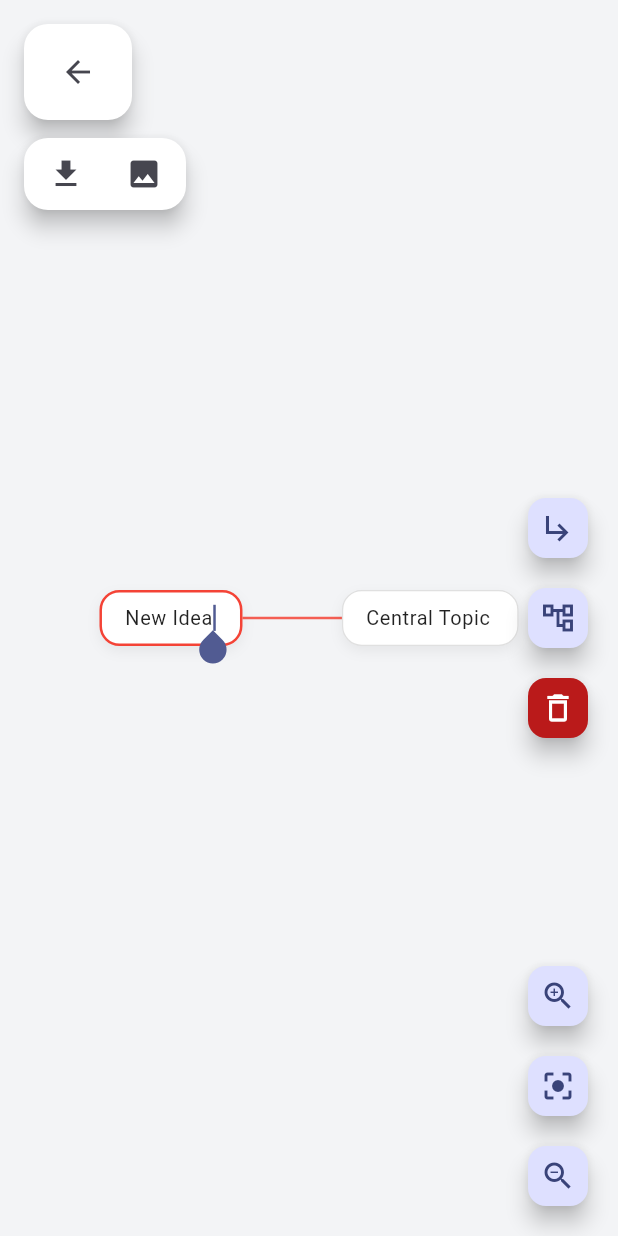
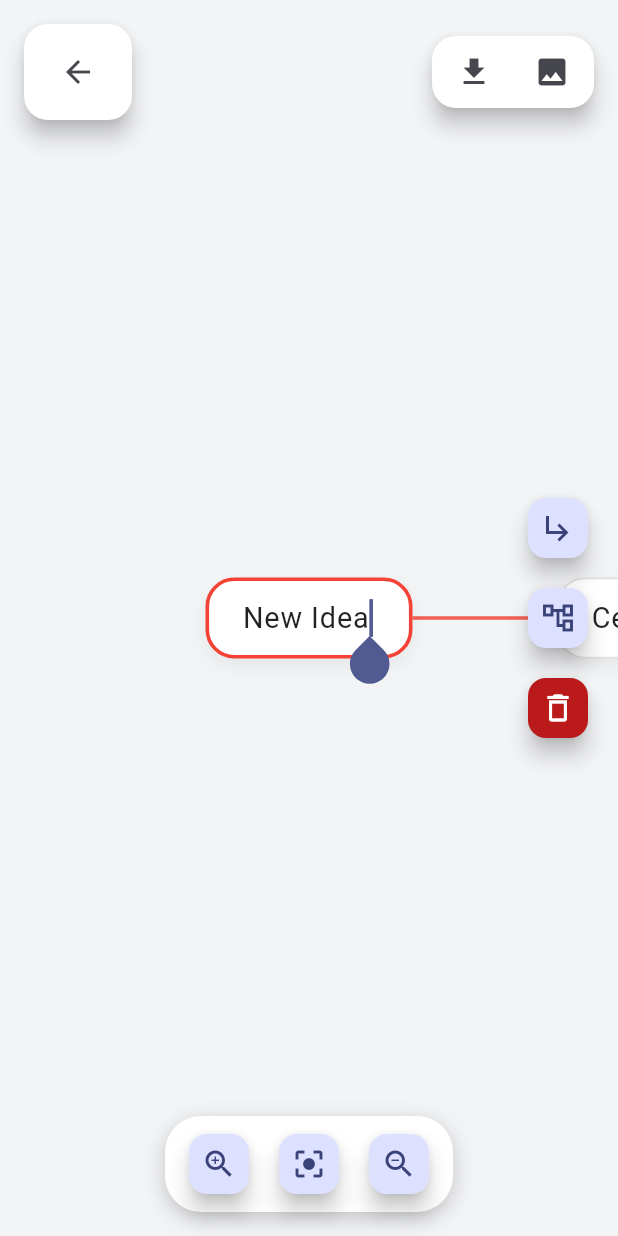
Before and after one commit to twilker/mindmap, a Flutter app: the MindMapEditorPage screen opened directly with empty values, after a tap on the "subdirectory arrow right" icon, on a phone screen of 412 x 824 dp. Run offline on Flutter 3.47's test engine with Material 3 defaults, Android fonts, the phone set to English and light mode, and no system bars; our stand-ins replace file_picker, flutter_riverpod, hive_flutter; missing offline and left inert: universal_html; accounts and stored records are empty.

Commit message:
Refine responsive controls and focus handling

```diff
--- a/lib/src/screens/mind_map_editor_page.dart
+++ b/lib/src/screens/mind_map_editor_page.dart
@@ -170,14 +170,7 @@ class _MindMapEditorPageState extends ConsumerState<MindMapEditorPage> {
           builder: (context, constraints) {
             final isCompact = constraints.maxWidth < 720;
             final header = _buildHeader(mapName, showName: !isCompact);
-            final toolbar = _buildToolbar(isCompact);
-            if (isCompact) {
-              return Column(
-                mainAxisSize: MainAxisSize.min,
-                crossAxisAlignment: CrossAxisAlignment.start,
-                children: [header, const SizedBox(height: 12), toolbar],
-              );
-            }
+            final toolbar = _buildToolbar();
             return Row(children: [header, const Spacer(), toolbar]);
           },
         ),
@@ -222,7 +215,7 @@ class _MindMapEditorPageState extends ConsumerState<MindMapEditorPage> {
     );
   }
 
-  Widget _buildToolbar(bool isCompact) {
+  Widget _buildToolbar() {
     return Material(
       color: Colors.white,
       elevation: 6,
@@ -232,7 +225,7 @@ class _MindMapEditorPageState extends ConsumerState<MindMapEditorPage> {
         child: Wrap(
           spacing: 4,
           runSpacing: 4,
-          alignment: isCompact ? WrapAlignment.start : WrapAlignment.end,
+          alignment: WrapAlignment.end,
           children: [
             IconButton(
               icon: const Icon(Icons.file_download),
@@ -253,12 +246,25 @@ class _MindMapEditorPageState extends ConsumerState<MindMapEditorPage> {
   Widget _buildViewControls(double keyboardInset) {
     return SafeArea(
       top: false,
-      left: false,
       child: Align(
-        alignment: Alignment.bottomRight,
+        alignment: Alignment.bottomCenter,
         child: Padding(
-          padding: EdgeInsets.only(right: 16, bottom: 16 + keyboardInset),
-          child: Column(
+          padding: EdgeInsets.only(bottom: 16 + keyboardInset),
+          child: DecoratedBox(
+            decoration: BoxDecoration(
+              color: Colors.white,
+              borderRadius: BorderRadius.circular(24),
+              boxShadow: const [
+                BoxShadow(
+                  color: Color(0x33000000),
+                  blurRadius: 12,
+                  offset: Offset(0, 4),
+                ),
+              ],
+            ),
+            child: Padding(
+              padding: const EdgeInsets.symmetric(horizontal: 12, vertical: 8),
+              child: Row(
                 mainAxisSize: MainAxisSize.min,
                 children: [
                   _floatingActionButton(
@@ -267,14 +273,14 @@ class _MindMapEditorPageState extends ConsumerState<MindMapEditorPage> {
                     tooltip: 'Zoom in',
                     onPressed: _viewController.zoomIn,
                   ),
-              const SizedBox(height: 12),
+                  const SizedBox(width: 12),
                   _floatingActionButton(
                     heroTag: 'view_reset',
                     icon: Icons.center_focus_strong,
                     tooltip: 'Reset view',
                     onPressed: _viewController.resetView,
                   ),
-              const SizedBox(height: 12),
+                  const SizedBox(width: 12),
                   _floatingActionButton(
                     heroTag: 'view_zoom_out',
                     icon: Icons.zoom_out,
@@ -282,6 +288,8 @@ class _MindMapEditorPageState extends ConsumerState<MindMapEditorPage> {
                     onPressed: _viewController.zoomOut,
                   ),
                 ],
+              ),
+            ),
           ),
         ),
       ),
@@ -313,8 +321,10 @@ class _MindMapEditorPageState extends ConsumerState<MindMapEditorPage> {
                 icon: Icons.subdirectory_arrow_right,
                 tooltip: 'Add child',
                 onPressed: () {
-                  notifier.addChild(selectedId);
-                  notifier.requestAutoFit();
+                  final newId = notifier.addChild(selectedId);
+                  if (newId != null) {
+                    _viewController.focusOnNode(newId);
+                  }
                 },
               ),
               const SizedBox(height: 12),
@@ -323,8 +333,10 @@ class _MindMapEditorPageState extends ConsumerState<MindMapEditorPage> {
                 icon: Icons.account_tree_outlined,
                 tooltip: 'Add sibling',
                 onPressed: () {
-                  notifier.addSibling(selectedId);
-                  notifier.requestAutoFit();
+                  final newId = notifier.addSibling(selectedId);
+                  if (newId != null) {
+                    _viewController.focusOnNode(newId);
+                  }
                 },
               ),
               const SizedBox(height: 12),
--- a/lib/src/widgets/mind_map_view.dart
+++ b/lib/src/widgets/mind_map_view.dart
@@ -27,6 +27,9 @@ class MindMapViewController {
   void zoomOut() => _state?._handleExternalZoom(0.8);
 
   void resetView() => _state?._resetView();
+
+  void focusOnNode(String id, {double scale = 1.2}) =>
+      _state?._focusOnNode(id, scale: scale);
 }
 
 class MindMapView extends ConsumerStatefulWidget {
@@ -38,19 +41,25 @@ class MindMapView extends ConsumerStatefulWidget {
   ConsumerState<MindMapView> createState() => _MindMapViewState();
 }
 
-class _MindMapViewState extends ConsumerState<MindMapView> with SingleTickerProviderStateMixin {
+class _MindMapViewState extends ConsumerState<MindMapView>
+    with SingleTickerProviderStateMixin {
   late final TransformationController _controller;
   late final AnimationController _animationController;
   Animation<Matrix4>? _animation;
   int _lastAutoFitVersion = -1;
   Matrix4? _homeTransform;
   Size? _viewportSize;
+  String? _pendingFocusNodeId;
+  double? _pendingFocusScale;
 
   @override
   void initState() {
     super.initState();
     _controller = TransformationController();
-    _animationController = AnimationController(vsync: this, duration: const Duration(milliseconds: 320));
+    _animationController = AnimationController(
+      vsync: this,
+      duration: const Duration(milliseconds: 320),
+    );
     widget.controller?._attach(this);
   }
 
@@ -82,7 +91,9 @@ class _MindMapViewState extends ConsumerState<MindMapView> with SingleTickerProv
     _animation?.removeListener(_applyAnimatedValue);
     _animationController.stop();
     final tween = Matrix4Tween(begin: _controller.value, end: target);
-    _animation = tween.animate(CurvedAnimation(parent: _animationController, curve: Curves.easeInOut));
+    _animation = tween.animate(
+      CurvedAnimation(parent: _animationController, curve: Curves.easeInOut),
+    );
     _animation!.addListener(_applyAnimatedValue);
     _animationController
       ..reset()
@@ -116,6 +127,16 @@ class _MindMapViewState extends ConsumerState<MindMapView> with SingleTickerProv
     _zoomBy(factor, viewportSize);
   }
 
+  void _focusOnNode(String id, {double scale = 1.2}) {
+    if (!mounted) {
+      return;
+    }
+    setState(() {
+      _pendingFocusNodeId = id;
+      _pendingFocusScale = scale;
+    });
+  }
+
   @override
   Widget build(BuildContext context) {
     final mindMapState = ref.watch(mindMapProvider);
@@ -124,7 +145,10 @@ class _MindMapViewState extends ConsumerState<MindMapView> with SingleTickerProv
       textScaler: MediaQuery.textScalerOf(context),
     );
     final layout = layoutEngine.layout(mindMapState.root);
-    final origin = Offset(-layout.bounds.left + boundsMargin, -layout.bounds.top + boundsMargin);
+    final origin = Offset(
+      -layout.bounds.left + boundsMargin,
+      -layout.bounds.top + boundsMargin,
+    );
     final contentSize = Size(
       layout.bounds.width + boundsMargin * 2,
       layout.bounds.height + boundsMargin * 2,
@@ -138,20 +162,22 @@ class _MindMapViewState extends ConsumerState<MindMapView> with SingleTickerProv
       builder: (context, constraints) {
         final viewportSize = Size(constraints.maxWidth, constraints.maxHeight);
         _viewportSize = viewportSize;
-        _maybeAutoFit(
-          mindMapState,
-          layout,
-          origin,
-          viewportSize,
-        );
+        _maybeAutoFit(mindMapState, layout, origin, viewportSize);
+        _maybeFocusPending(layout, origin, viewportSize);
 
         return _buildInteractiveViewer(layout, origin, contentSize);
       },
     );
   }
 
-  Widget _buildInteractiveViewer(MindMapLayoutResult layout, Offset origin, Size contentSize) {
-    final selectedId = ref.watch(mindMapProvider.select((s) => s.selectedNodeId));
+  Widget _buildInteractiveViewer(
+    MindMapLayoutResult layout,
+    Offset origin,
+    Size contentSize,
+  ) {
+    final selectedId = ref.watch(
+      mindMapProvider.select((s) => s.selectedNodeId),
+    );
     final nodes = layout.nodes.values.toList();
 
     return InteractiveViewer(
@@ -179,7 +205,12 @@ class _MindMapViewState extends ConsumerState<MindMapView> with SingleTickerProv
                   child: MindMapNodeCard(
                     data: data,
                     isSelected: data.node.id == selectedId,
-                    accentColor: branchColors[(data.branchIndex >= 0 ? data.branchIndex : 0) % branchColors.length],
+                    accentColor:
+                        branchColors[(data.branchIndex >= 0
+                                ? data.branchIndex
+                                : 0) %
+                            branchColors.length],
+                    onRequestFocusOnNode: widget.controller?.focusOnNode,
                   ),
                 ),
               ),
@@ -215,6 +246,37 @@ class _MindMapViewState extends ConsumerState<MindMapView> with SingleTickerProv
     _homeTransform = matrix.clone();
     _animateTo(matrix);
   }
+
+  void _maybeFocusPending(
+    MindMapLayoutResult layout,
+    Offset origin,
+    Size viewportSize,
+  ) {
+    final targetId = _pendingFocusNodeId;
+    if (targetId == null || layout.isEmpty) {
+      return;
+    }
+    final data = layout.nodes[targetId];
+    if (data == null) {
+      return;
+    }
+    final desiredScale = (_pendingFocusScale ?? 1.2).clamp(
+      zoomMinScale,
+      zoomMaxScale,
+    );
+    final center = Offset(
+      data.center.dx + origin.dx,
+      data.center.dy + origin.dy,
+    );
+    final offsetX = viewportSize.width / 2 - desiredScale * center.dx;
+    final offsetY = viewportSize.height / 2 - desiredScale * center.dy;
+    final matrix = Matrix4.identity()
+      ..translateByVector3(vm.Vector3(offsetX, offsetY, 0))
+      ..scaleByVector3(vm.Vector3(desiredScale, desiredScale, 1));
+    _pendingFocusNodeId = null;
+    _pendingFocusScale = null;
+    _animateTo(matrix);
+  }
 }
 
 class _ConnectorPainter extends CustomPainter {
@@ -235,21 +297,29 @@ class _ConnectorPainter extends CustomPainter {
       if (parent == null) {
         continue;
       }
-      final color = branchColors[(data.branchIndex >= 0 ? data.branchIndex : 0) % branchColors.length];
+      final color =
+          branchColors[(data.branchIndex >= 0 ? data.branchIndex : 0) %
+              branchColors.length];
       final paint = Paint()
         ..style = PaintingStyle.stroke
         ..strokeWidth = 2.0
         ..color = color.withValues(alpha: color.a * 0.85);
 
       final start = Offset(
-        parent.center.dx + origin.dx + (data.isLeft ? -parent.size.width / 2 : parent.size.width / 2),
+        parent.center.dx +
+            origin.dx +
+            (data.isLeft ? -parent.size.width / 2 : parent.size.width / 2),
         parent.center.dy + origin.dy,
       );
       final end = Offset(
-        data.center.dx + origin.dx + (data.isLeft ? data.size.width / 2 : -data.size.width / 2),
+        data.center.dx +
+            origin.dx +
+            (data.isLeft ? data.size.width / 2 : -data.size.width / 2),
         data.center.dy + origin.dy,
       );
-      final controlOffset = data.isLeft ? -nodeHorizontalGap / 2 : nodeHorizontalGap / 2;
+      final controlOffset = data.isLeft
+          ? -nodeHorizontalGap / 2
+          : nodeHorizontalGap / 2;
       final path = Path()
         ..moveTo(start.dx, start.dy)
         ..cubicTo(
--- a/lib/src/widgets/node_card.dart
+++ b/lib/src/widgets/node_card.dart
@@ -11,12 +11,14 @@ class MindMapNodeCard extends ConsumerStatefulWidget {
     required this.data,
     required this.isSelected,
     required this.accentColor,
+    this.onRequestFocusOnNode,
     super.key,
   });
 
   final NodeRenderData data;
   final bool isSelected;
   final Color accentColor;
+  final ValueChanged<String>? onRequestFocusOnNode;
 
   @override
   ConsumerState<MindMapNodeCard> createState() => _MindMapNodeCardState();
@@ -33,6 +35,7 @@ class _MindMapNodeCardState extends ConsumerState<MindMapNodeCard> {
     _controller = TextEditingController(text: widget.data.node.text);
     _focusNode = FocusNode();
     _focusNode.onKeyEvent = _handleKeyEvent;
+    _focusNode.addListener(_handleFocusChange);
     if (widget.isSelected) {
       WidgetsBinding.instance.addPostFrameCallback((_) {
         if (!mounted || _focusNode.hasFocus) {
@@ -45,6 +48,7 @@ class _MindMapNodeCardState extends ConsumerState<MindMapNodeCard> {
 
   @override
   void dispose() {
+    _focusNode.removeListener(_handleFocusChange);
     _focusNode.dispose();
     _controller.dispose();
     super.dispose();
@@ -83,11 +87,17 @@ class _MindMapNodeCardState extends ConsumerState<MindMapNodeCard> {
     final notifier = ref.read(mindMapProvider.notifier);
     final id = widget.data.node.id;
     if (logicalKey == LogicalKeyboardKey.enter && !isShiftPressed) {
-      notifier.addSibling(id);
+      final newId = notifier.addSibling(id);
+      if (newId != null) {
+        widget.onRequestFocusOnNode?.call(newId);
+      }
       return KeyEventResult.handled;
     }
     if (logicalKey == LogicalKeyboardKey.tab && !isShiftPressed) {
-      notifier.addChild(id);
+      final newId = notifier.addChild(id);
+      if (newId != null) {
+        widget.onRequestFocusOnNode?.call(newId);
+      }
       return KeyEventResult.handled;
     }
     return KeyEventResult.ignored;
@@ -97,6 +107,12 @@ class _MindMapNodeCardState extends ConsumerState<MindMapNodeCard> {
     ref.read(mindMapProvider.notifier).selectNode(widget.data.node.id);
     if (!_focusNode.hasFocus) {
       _focusNode.requestFocus();
+    }
+  }
+
+  void _handleFocusChange() {
+    if (_focusNode.hasFocus) {
+      ref.read(mindMapProvider.notifier).selectNode(widget.data.node.id);
     }
   }
 
@@ -123,7 +139,9 @@ class _MindMapNodeCardState extends ConsumerState<MindMapNodeCard> {
           borderRadius: BorderRadius.circular(16),
           border: Border.all(
             color: highlight,
-            width: widget.isSelected ? nodeSelectedBorderWidth : nodeBorderWidth,
+            width: widget.isSelected
+                ? nodeSelectedBorderWidth
+                : nodeBorderWidth,
           ),
           boxShadow: [
             BoxShadow(
```
Lines whose indentation alone changed are shown as unchanged.
